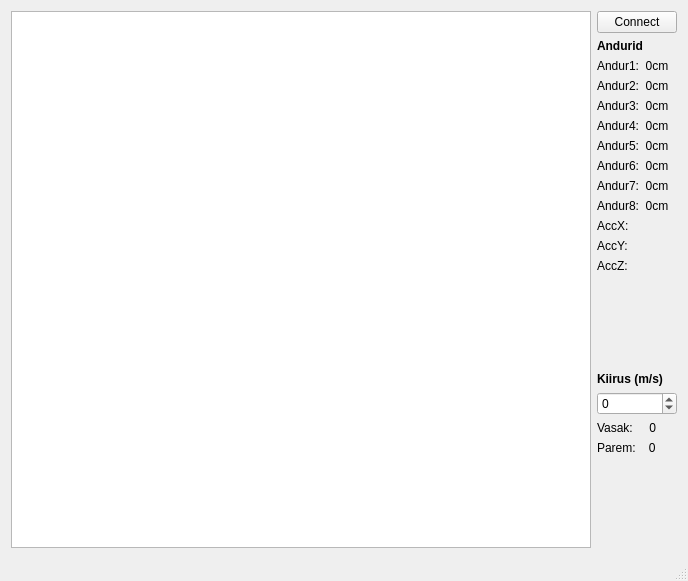
Qt form Software/Remote/FollowerRemote/followerui.ui (TalTechRobotiklubi/Follower) before a commit.
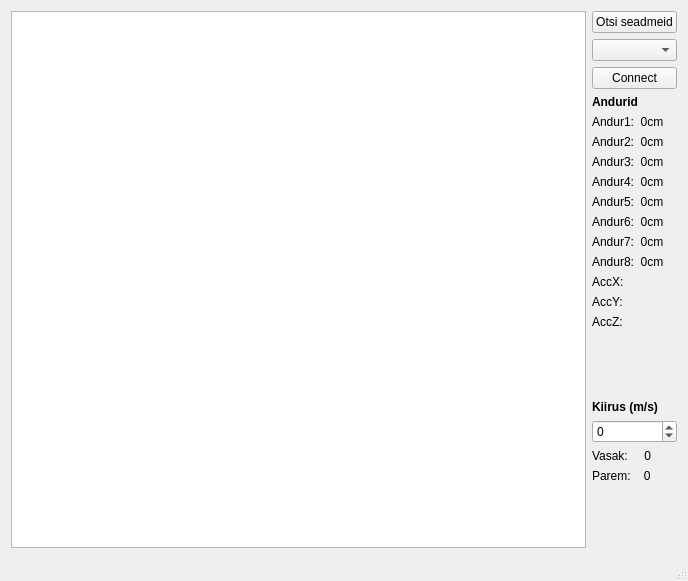
The same form after that commit.

```diff
--- a/Software/Remote/FollowerRemote/followerui.ui
+++ b/Software/Remote/FollowerRemote/followerui.ui
@@ -2,6 +2,9 @@
 <ui version="4.0">
  <class>FollowerUiClass</class>
  <widget class="QMainWindow" name="FollowerUiClass">
+  <property name="enabled">
+   <bool>true</bool>
+  </property>
   <property name="geometry">
    <rect>
     <x>0</x>
@@ -22,6 +25,16 @@
       </item>
       <item>
        <layout class="QVBoxLayout" name="verticalLayout">
+        <item>
+         <widget class="QPushButton" name="BtnSeartchPorts">
+          <property name="text">
+           <string>Otsi seadmeid</string>
+          </property>
+         </widget>
+        </item>
+        <item>
+         <widget class="QComboBox" name="CBPort"/>
+        </item>
         <item>
          <widget class="QPushButton" name="btnConnect">
           <property name="text">
```
